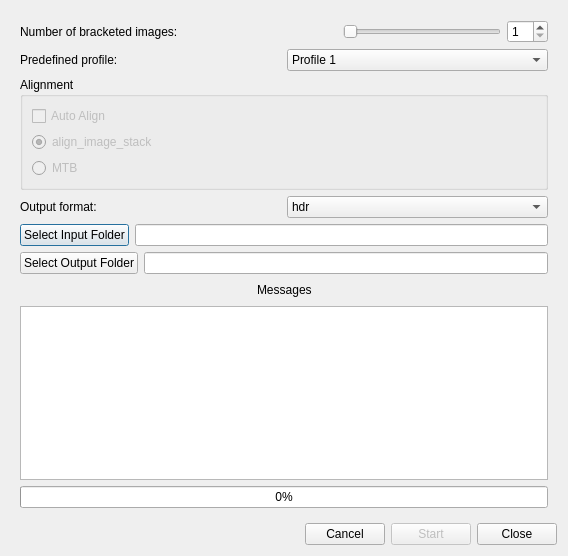
Before: the Qt Designer form forms/BatchHDRDialog.ui in LuminanceHDR/LuminanceHDR, drawn with Qt 5.
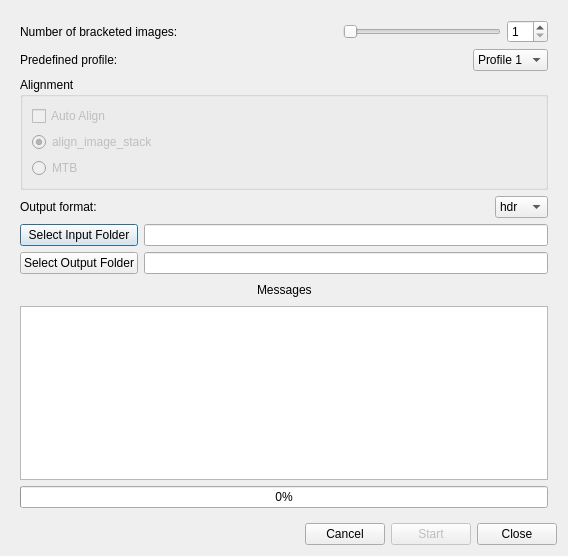
After: the same form once the commit is applied. Icons and pictures are not drawn.

Commit message: [BatchHDR]: Slightly better looking dialog, busy cursor while processing

```diff
--- a/forms/BatchHDRDialog.ui
+++ b/forms/BatchHDRDialog.ui
@@ -85,6 +85,22 @@
              </property>
             </widget>
            </item>
+           <item>
+            <spacer name="horizontalSpacer_6">
+             <property name="orientation">
+              <enum>Qt::Horizontal</enum>
+             </property>
+             <property name="sizeType">
+              <enum>QSizePolicy::Expanding</enum>
+             </property>
+             <property name="sizeHint" stdset="0">
+              <size>
+               <width>40</width>
+               <height>20</height>
+              </size>
+             </property>
+            </spacer>
+           </item>
            <item>
             <widget class="QComboBox" name="profileComboBox">
              <property name="toolTip">
@@ -189,6 +205,22 @@
              </property>
             </widget>
            </item>
+           <item>
+            <spacer name="horizontalSpacer_5">
+             <property name="orientation">
+              <enum>Qt::Horizontal</enum>
+             </property>
+             <property name="sizeType">
+              <enum>QSizePolicy::Expanding</enum>
+             </property>
+             <property name="sizeHint" stdset="0">
+              <size>
+               <width>40</width>
+               <height>20</height>
+              </size>
+             </property>
+            </spacer>
+           </item>
            <item>
             <widget class="QComboBox" name="formatComboBox">
              <property name="toolTip">
@@ -221,6 +253,8 @@
          <item row="4" column="0">
           <layout class="QHBoxLayout" name="horizontalLayout_3">
            <item>
+            <layout class="QVBoxLayout" name="verticalLayout_4">
+             <item>
             <widget class="QPushButton" name="inputPushButton">
              <property name="toolTip">
               <string>Folder where bracketed pictures are located (in alphabetical order)</string>
@@ -228,15 +262,12 @@
              <property name="text">
               <string>Select Input Folder</string>
              </property>
-            </widget>
-           </item>
-           <item>
-            <widget class="QLineEdit" name="inputLineEdit"/>
-           </item>
-          </layout>
-         </item>
-         <item row="5" column="0">
-          <layout class="QHBoxLayout" name="horizontalLayout_4">
+               <property name="icon">
+                <iconset resource="../icons.qrc">
+                 <normaloff>:/new/prefix1/images/fileopen.png</normaloff>:/new/prefix1/images/fileopen.png</iconset>
+               </property>
+              </widget>
+             </item>
            <item>
             <widget class="QPushButton" name="outputPushButton">
              <property name="toolTip">
@@ -245,14 +276,27 @@
              <property name="text">
               <string>Select Output Folder</string>
              </property>
-            </widget>
+               <property name="icon">
+                <iconset resource="../icons.qrc">
+                 <normaloff>:/new/prefix1/images/fileopen.png</normaloff>:/new/prefix1/images/fileopen.png</iconset>
+               </property>
+              </widget>
+             </item>
+            </layout>
+           </item>
+           <item>
+            <layout class="QVBoxLayout" name="verticalLayout_3">
+             <item>
+              <widget class="QLineEdit" name="inputLineEdit"/>
            </item>
            <item>
             <widget class="QLineEdit" name="outputLineEdit"/>
            </item>
           </layout>
          </item>
-         <item row="6" column="0">
+          </layout>
+         </item>
+         <item row="5" column="0">
           <layout class="QHBoxLayout" name="horizontalLayout_7">
            <item>
             <spacer name="horizontalSpacer_4">
@@ -289,10 +333,10 @@
            </item>
           </layout>
          </item>
-         <item row="7" column="0">
+         <item row="6" column="0">
           <widget class="QTextEdit" name="textEdit"/>
          </item>
-         <item row="8" column="0">
+         <item row="7" column="0">
           <widget class="QProgressBar" name="progressBar">
            <property name="value">
             <number>0</number>
```
Left out of the diff: 4 changed lines with no effect on the pictures. Lines whose indentation alone changed are shown as unchanged. The commit also changes 1 other file.
